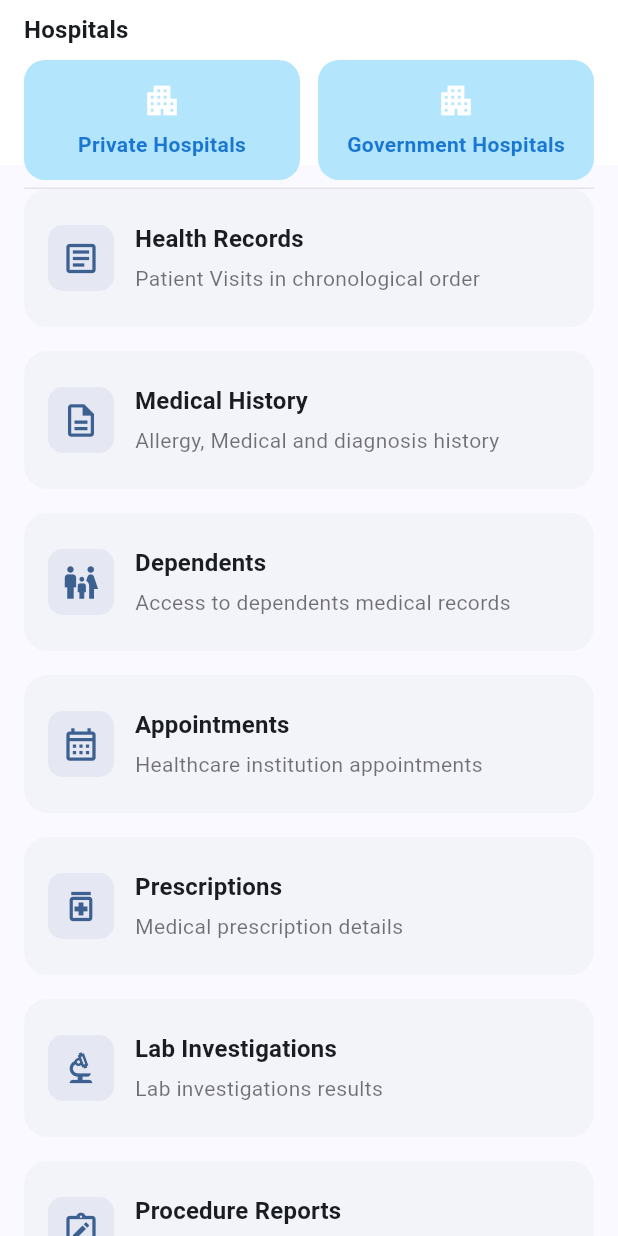
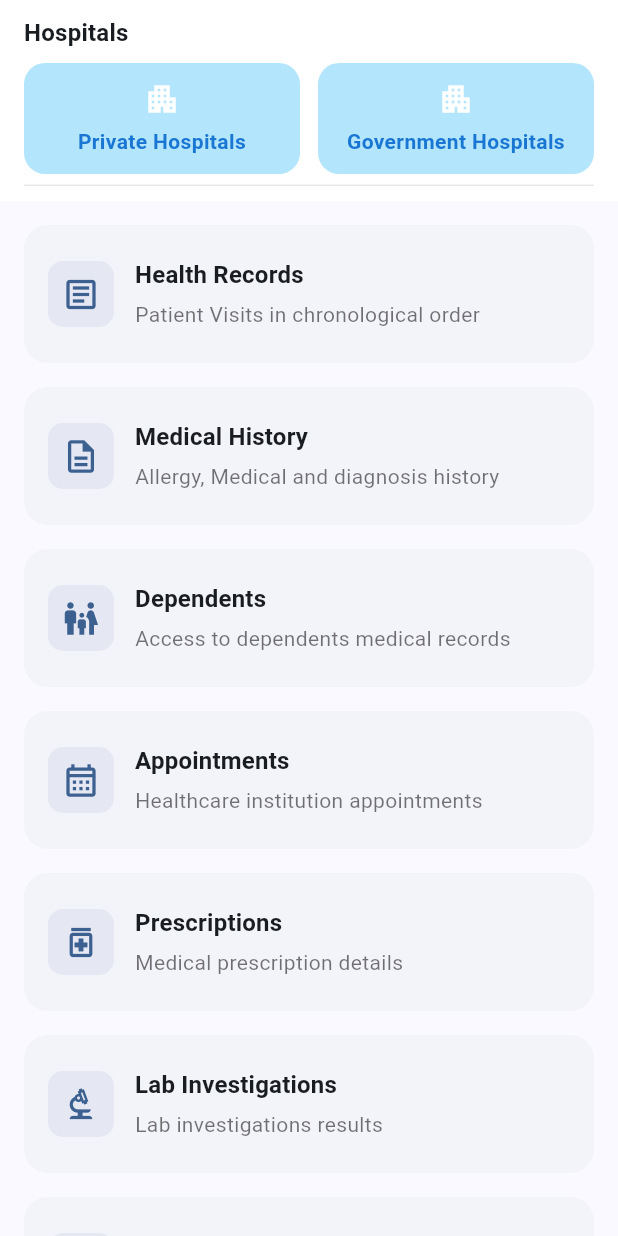
Before and after one commit to alablaq26-lab/health_app, a Flutter app: the ServicesPage widget shown alone on an empty page, opened directly, on a phone screen of 412 x 824 dp. Run offline on Flutter 3.47's test engine with Material 3 defaults, Android fonts, the light colour scheme and no system bars; our stand-ins replace qr_flutter.

Commit message:
Add Private Hospitals page + fix overflow

```diff
--- a/lib/pages/lab_investigations_page.dart
+++ b/lib/pages/lab_investigations_page.dart
@@ -1,6 +1,6 @@
 import 'package:flutter/material.dart';
 import '../mock_data.dart';
-import '../models.dart';
+//import '../models.dart';
 import '../widgets.dart';
 import 'lab_test_details_page.dart';
 
--- a/lib/pages/services_page.dart
+++ b/lib/pages/services_page.dart
@@ -1,5 +1,4 @@
 import 'package:flutter/material.dart';
-//import '../widgets.dart';
 import 'appointments_page.dart';
 import 'prescriptions_page.dart';
 import 'lab_investigations_page.dart';
@@ -10,7 +9,8 @@ import 'government_hospitals_page.dart';
 import 'health_records_page.dart';
 import 'medical_history_page.dart';
 import 'dependents_page.dart';
-import 'visit_details_page.dart'; // route demo if needed
+import 'visit_details_page.dart';
+import 'private_hospitals_page.dart';
 
 class ServicesPage extends StatelessWidget {
   const ServicesPage({super.key});
@@ -19,13 +19,13 @@ class ServicesPage extends StatelessWidget {
   Widget build(BuildContext context) {
     return CustomScrollView(
       slivers: [
-        // Sticky hospital selection box (مصغّر لتفادي الـ overflow)
+        // ✅ هيدر المستشفيات ثابت
         SliverPersistentHeader(
           pinned: true,
-          delegate: _StickyHeader(child: _HospitalHeader()),
+          delegate: _StickyHeader(child: const _HospitalHeader()),
         ),
 
-        // قائمة الخدمات بنمط كروت صغيرة مع وصف
+        // ✅ قائمة الخدمات (كروت مع وصف)
         SliverPadding(
           padding: const EdgeInsets.fromLTRB(16, 8, 16, 100),
           sliver: SliverList(
@@ -120,11 +120,8 @@ class ServicesPage extends StatelessWidget {
                   MaterialPageRoute(builder: (_) => const BloodDonationPage()),
                 ),
               ),
-
-              // 🔴 أيقونة طوارئ واضحة بالأحمر
               _ServiceTile(
-                icon: Icons
-                    .emergency_outlined, // بديل: Icons.priority_high_rounded
+                icon: Icons.emergency_outlined,
                 title: 'Emergency Info',
                 subtitle: 'Critical medical information for emergencies',
                 iconColor: Colors.red,
@@ -141,15 +138,16 @@ class ServicesPage extends StatelessWidget {
   }
 }
 
-/// --------------------
+/// ========================
 ///  Sticky Hospital Header
-/// --------------------
+/// ========================
 class _HospitalHeader extends StatelessWidget {
+  const _HospitalHeader();
+
   @override
   Widget build(BuildContext context) {
-    final blue = Theme.of(context).colorScheme.primary;
     return Container(
-      padding: const EdgeInsets.fromLTRB(16, 8, 16, 8),
+      padding: const EdgeInsets.fromLTRB(16, 10, 16, 10),
       color: Colors.white,
       child: Column(
         mainAxisSize: MainAxisSize.min,
@@ -170,6 +168,14 @@ class _HospitalHeader extends StatelessWidget {
                 label: "Private Hospitals",
                 icon: Icons.apartment,
                 textColor: Colors.blue.shade700,
+                onTap: () {
+                  Navigator.push(
+                    context,
+                    MaterialPageRoute(
+                      builder: (_) => const PrivateHospitalsPage(),
+                    ),
+                  );
+                },
               ),
             ),
             const SizedBox(width: 12),
@@ -188,7 +194,7 @@ class _HospitalHeader extends StatelessWidget {
               ),
             ),
           ]),
-          const SizedBox(height: 6),
+          const SizedBox(height: 8),
           Divider(height: 0, color: Colors.grey.withOpacity(.25)),
         ],
       ),
@@ -218,14 +224,16 @@ class _HospitalBox extends StatelessWidget {
         borderRadius: BorderRadius.circular(14),
         onTap: onTap,
         child: Padding(
-          padding: const EdgeInsets.symmetric(vertical: 14), // أصغر
+          padding:
+              const EdgeInsets.symmetric(vertical: 12), // صغير لتفادي overflow
           child: Column(
             mainAxisSize: MainAxisSize.min,
             children: [
-              Icon(icon, color: Colors.white, size: 26),
+              Icon(icon, color: Colors.white, size: 24),
               const SizedBox(height: 6),
               Text(
                 label,
+                textAlign: TextAlign.center,
                 style: TextStyle(color: textColor, fontWeight: FontWeight.w700),
               ),
             ],
@@ -236,29 +244,33 @@ class _HospitalBox extends StatelessWidget {
   }
 }
 
+/// يجعل الهيدر مثبت مع ارتفاع ثابت (لا يتقلّص) — لا Overflow
 class _StickyHeader extends SliverPersistentHeaderDelegate {
   final Widget child;
   _StickyHeader({required this.child});
 
   @override
-  Widget build(BuildContext ctx, double shrinkOffset, bool overlapsContent) =>
-      child;
-
-  // تقليل الارتفاع لتفادي BOTTOM OVERFLOWED
-  @override
-  double get maxExtent => 110;
+  Widget build(
+      BuildContext context, double shrinkOffset, bool overlapsContent) {
+    return Container(
+      color: Colors.white, // حتى لا يظهر المحتوى من خلفه أثناء التمرير
+      child: child,
+    );
+    // ملاحظة: لا نستخدم SafeArea هنا لأن الصفحة نفسها داخل Scaffold لديه SafeArea.
+  }
 
   @override
-  double get minExtent => 110;
-
+  double get maxExtent => 134; // ارتفاع ثابت مناسب
+  @override
+  double get minExtent => 134; // نفس الارتفاع لمنع الانكماش
   @override
   bool shouldRebuild(covariant SliverPersistentHeaderDelegate oldDelegate) =>
       false;
 }
 
-/// --------------------
-///  كارت خدمة صغير مع وصف (مثل الصورة)
-/// --------------------
+/// ========================
+///  Service Tile (card + subtitle)
+/// ========================
 class _ServiceTile extends StatelessWidget {
   const _ServiceTile({
     required this.icon,
@@ -286,7 +298,7 @@ class _ServiceTile extends StatelessWidget {
       child: ListTile(
         onTap: onTap,
         contentPadding:
-            const EdgeInsets.symmetric(horizontal: 16, vertical: 10), // أصغر
+            const EdgeInsets.symmetric(horizontal: 16, vertical: 10),
         leading: Container(
           width: 44,
           height: 44,
@@ -306,9 +318,7 @@ class _ServiceTile extends StatelessWidget {
           padding: const EdgeInsets.only(top: 4),
           child: Text(
             subtitle,
-            style: theme.textTheme.bodyMedium?.copyWith(
-              color: Colors.black54,
-            ),
+            style: theme.textTheme.bodyMedium?.copyWith(color: Colors.black54),
           ),
         ),
         horizontalTitleGap: 14,
```
Also changed, not shown: lib/mock_data.dart (+39 -15 lines), lib/pages/private_hospitals_page.dart (added, +49 -0 lines).
